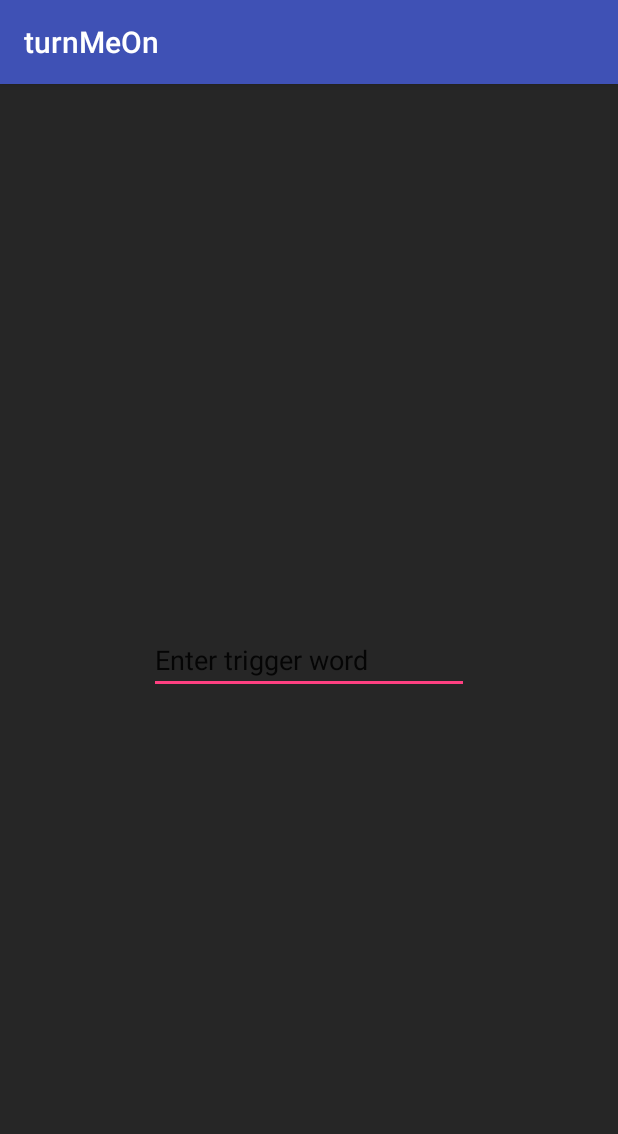
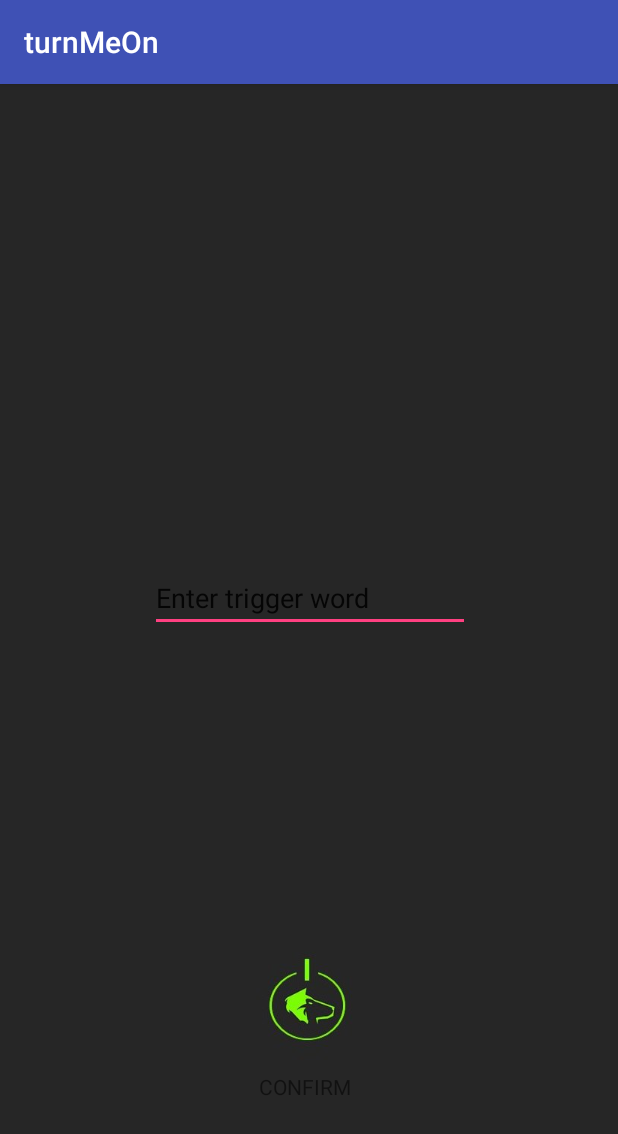
Before and after one commit to TMHuskies/turnMeOn, an Android app: the TriggerActivity screen opened directly, with no data from a screen before it, on a phone screen of 412 x 824 dp. Shown: the top 1134 px of the screen. Run offline under Robolectric (Android 15) with nearby library versions, the phone set to English and light mode, and no system bars.

Commit message:
confirm button added to trigger activity

```diff
--- a/app/src/main/java/com/example/tmhuskies/turnmeon/MainActivity.java
+++ b/app/src/main/java/com/example/tmhuskies/turnmeon/MainActivity.java
@@ -9,5 +9,7 @@ public class MainActivity extends AppCompatActivity {
     protected void onCreate(Bundle savedInstanceState) {
         super.onCreate(savedInstanceState);
         setContentView(R.layout.activity_main);
+
+
     }
 }
--- a/app/src/main/java/com/example/tmhuskies/turnmeon/ResponseActivity.java
+++ b/app/src/main/java/com/example/tmhuskies/turnmeon/ResponseActivity.java
@@ -2,12 +2,20 @@ package com.example.tmhuskies.turnmeon;
 
 import android.support.v7.app.AppCompatActivity;
 import android.os.Bundle;
+import android.support.v7.widget.LinearLayoutManager;
+import android.support.v7.widget.RecyclerView;
 
 public class ResponseActivity extends AppCompatActivity {
+
+    private RecyclerView mUserResponseList;
 
     @Override
     protected void onCreate(Bundle savedInstanceState) {
         super.onCreate(savedInstanceState);
         setContentView(R.layout.activity_response);
+
+        mUserResponseList = (RecyclerView)findViewById(R.id.response_list);
+        mUserResponseList.setHasFixedSize(true);
+        mUserResponseList.setLayoutManager(new LinearLayoutManager(this));
     }
 }
--- a/app/src/main/res/layout/activity_main.xml
+++ b/app/src/main/res/layout/activity_main.xml
@@ -21,7 +21,7 @@
 
     <Button
         android:id="@+id/triggerButton"
-        android:layout_width="128dp"
+        android:layout_width="246dp"
         android:layout_height="wrap_content"
         android:layout_marginBottom="60dp"
         android:layout_marginEnd="8dp"
@@ -37,7 +37,7 @@
 
     <Button
         android:id="@+id/responseButton"
-        android:layout_width="121dp"
+        android:layout_width="252dp"
         android:layout_height="wrap_content"
         android:layout_marginBottom="184dp"
         android:layout_marginEnd="8dp"
--- a/app/src/main/res/layout/activity_response.xml
+++ b/app/src/main/res/layout/activity_response.xml
@@ -8,7 +8,7 @@
     tools:context=".ResponseActivity">
 
     <android.support.v7.widget.RecyclerView
-        android:id="@+id/projects_list"
+        android:id="@+id/response_list"
         android:layout_width="match_parent"
         android:layout_height="526dp"
         android:layout_marginBottom="8dp"
--- a/app/src/main/res/layout/activity_trigger.xml
+++ b/app/src/main/res/layout/activity_trigger.xml
@@ -18,9 +18,37 @@
         android:ems="10"
         android:inputType="textPersonName"
         android:text="Enter trigger word"
+        app:layout_constraintBottom_toTopOf="@+id/imageButton2"
+        app:layout_constraintEnd_toEndOf="parent"
+        app:layout_constraintHorizontal_bias="0.503"
+        app:layout_constraintStart_toStartOf="parent"
+        app:layout_constraintTop_toTopOf="parent"
+        app:layout_constraintVertical_bias="0.618" />
+
+    <ImageButton
+        android:id="@+id/imageButton2"
+        android:layout_width="125dp"
+        android:layout_height="92dp"
+        android:layout_marginEnd="8dp"
+        android:layout_marginStart="8dp"
+        android:background="@color/black_background"
+        app:layout_constraintBottom_toTopOf="@+id/confirmTextView"
+        app:layout_constraintEnd_toEndOf="parent"
+        app:layout_constraintHorizontal_bias="0.502"
+        app:layout_constraintStart_toStartOf="parent"
+        app:srcCompat="@mipmap/logo" />
+
+    <TextView
+        android:id="@+id/confirmTextView"
+        android:layout_width="67dp"
+        android:layout_height="21dp"
+        android:layout_marginBottom="88dp"
+        android:layout_marginEnd="8dp"
+        android:layout_marginStart="8dp"
+        android:text="CONFIRM"
         app:layout_constraintBottom_toBottomOf="parent"
         app:layout_constraintEnd_toEndOf="parent"
-        app:layout_constraintStart_toStartOf="parent"
-        app:layout_constraintTop_toTopOf="parent" />
+        app:layout_constraintHorizontal_bias="0.501"
+        app:layout_constraintStart_toStartOf="parent" />
 
 </android.support.constraint.ConstraintLayout>
```
Also changed, not shown: app/src/main/res/images/logo.jpg (added), app/src/main/res/mipmap-xhdpi/logo.jpg (added).
